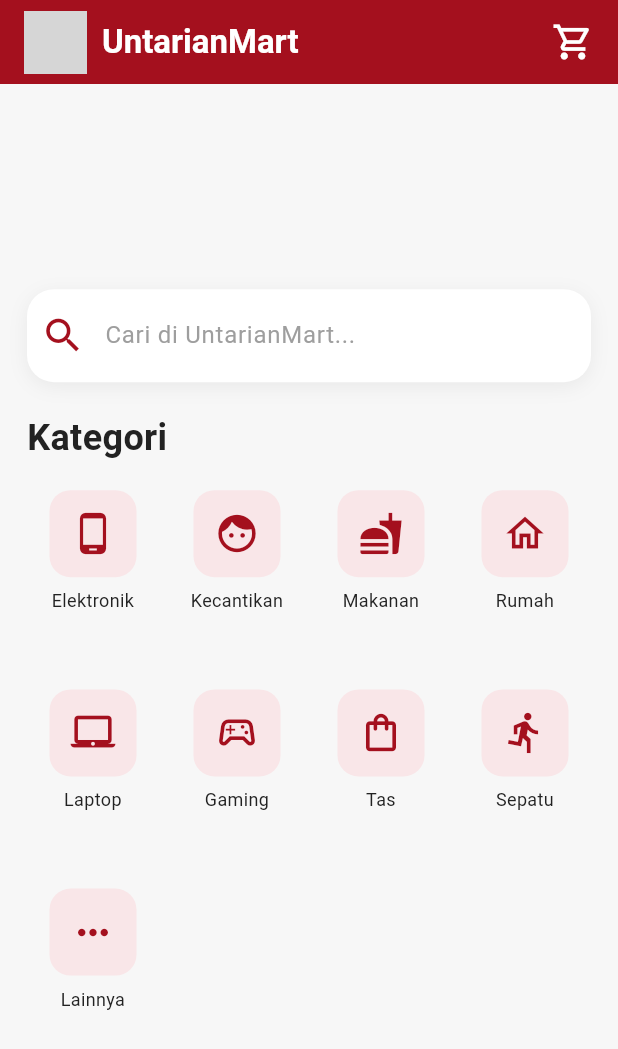
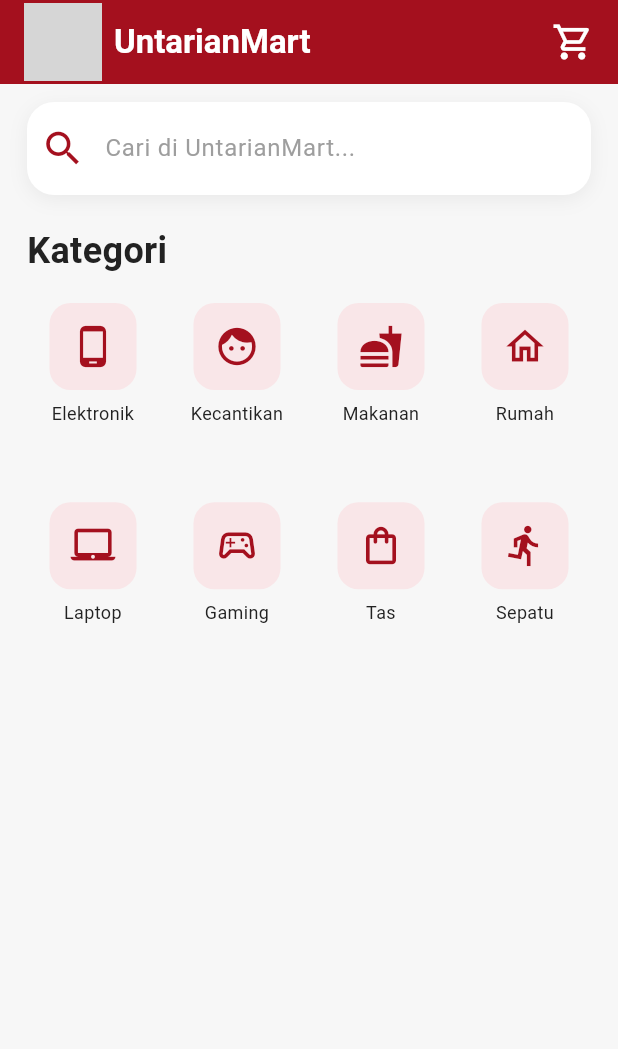
Before and after one commit to CherylNataniaTan/UTS_MobileProgramming_Tokopedia, a Flutter app: the screen it shows after launch, on a phone screen of 412 x 824 dp. Shown: the top 1049 px of the screen. Run offline on Flutter 3.47's test engine with Material 3 defaults, Android fonts, the phone set to English and light mode, and no system bars; grey boxes are pictures that could not be loaded.

Commit message:
perbaiki responsive layout dan tampilan kategori

```diff
--- a/lib/main.dart
+++ b/lib/main.dart
@@ -41,31 +41,23 @@ class MyHomePage extends StatelessWidget {
         elevation: 0,
         automaticallyImplyLeading: false,
 
-        title: Center(
-          child: ConstrainedBox(
-            constraints: const BoxConstraints(
-              maxWidth: 500,
-            ),
-
-            child: Row(
+        title: Row(
           children: [
-                // LOGO ASLI
             SizedBox(
-                  width: 42,
-                  height: 42,
-                  child: SizedBox(
-                    width: 48,
-                    height: 48,
+              width: 52,
+              height: 52,
               child: ClipRect(
+                child: Transform.scale(
+                  scale: 3.5,
                   child: Image.asset(
                     'assets/logo.png',
-                        fit: BoxFit.cover,
+                    fit: BoxFit.contain,
                   ),
                 ),
               ),
             ),
 
-                const SizedBox(width: 10),
+            const SizedBox(width: 8),
 
             const Text(
               'UntarianMart',
@@ -86,16 +78,8 @@ class MyHomePage extends StatelessWidget {
           ],
         ),
       ),
-        ),
-      ),
 
-      body: Center(
-        child: ConstrainedBox(
-          constraints: const BoxConstraints(
-            maxWidth: 500,
-          ),
-
-          child: const SingleChildScrollView(
+      body: const SingleChildScrollView(
         child: Column(
           crossAxisAlignment: CrossAxisAlignment.start,
           children: [
@@ -104,8 +88,6 @@ class MyHomePage extends StatelessWidget {
           ],
         ),
       ),
-        ),
-      ),
     );
   }
 }
--- a/lib/widget/category_widget.dart
+++ b/lib/widget/category_widget.dart
@@ -35,10 +35,6 @@ class CategoryWidget extends StatelessWidget {
     {
       'icon': Icons.directions_run,
       'name': 'Sepatu',
-    },
-    {
-      'icon': Icons.more_horiz,
-      'name': 'Lainnya',
     },
   ];
 
--- a/lib/widget/search_widget.dart
+++ b/lib/widget/search_widget.dart
@@ -45,7 +45,7 @@ class _SearchWidgetState extends State<SearchWidget> {
     return Container(
       margin: const EdgeInsets.fromLTRB(
         18,
-        18,
+        12,
         18,
         20,
       ),
```
Lines whose indentation alone changed are shown as unchanged.
